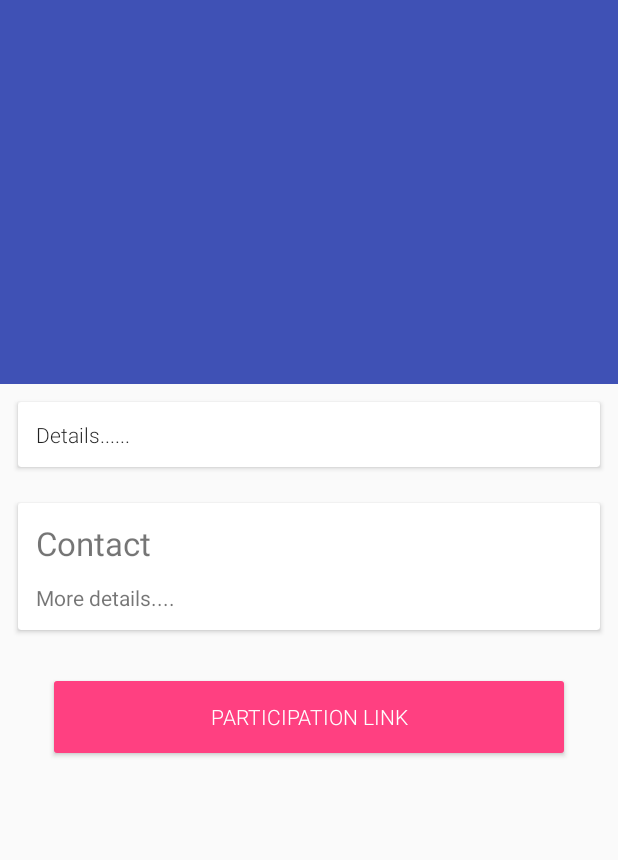
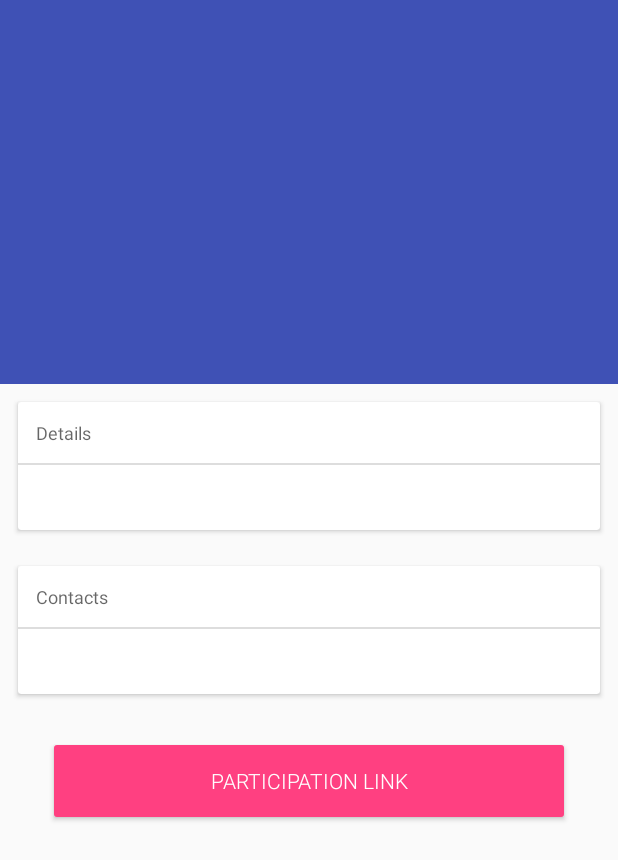
Before and after one commit to anandbibek/Advaitam-2016, an Android app: the layout activity_details.xml on its own in the app's theme, with its tools: preview values and no code run, on a phone screen of 412 x 824 dp. Shown: the top 860 px of the screen. Run offline under Robolectric (Android 15) with nearby library versions, the phone set to English and light mode, and no system bars; network calls fail.

Commit message:
Modularize layout xml

```diff
--- a/app/src/main/java/in/ac/nita/advaitam/Parser.java
+++ b/app/src/main/java/in/ac/nita/advaitam/Parser.java
@@ -30,7 +30,9 @@ public class Parser {
 
                 feedItems.add(item);
 
-            } catch (Exception ex){}
+            } catch (Exception ex){
+                ex.printStackTrace();
+            }
         }
         return feedItems;
     }
--- a/app/src/main/res/layout/activity_details.xml
+++ b/app/src/main/res/layout/activity_details.xml
@@ -53,88 +53,28 @@
                 android:layout_height="wrap_content"
                 android:orientation="vertical">
 
-            <android.support.v7.widget.CardView
-                android:layout_width="match_parent"
-                android:layout_height="wrap_content"
-                android:layout_margin="12dp">
+                <include layout="@layout/content_detail_desc"/>
 
-            <LinearLayout
-                android:layout_width="match_parent"
-                android:orientation="vertical"
-                android:layout_height="wrap_content">
-
-                <TextView
-                    android:id="@+id/details"
-                    android:layout_width="wrap_content"
-                    android:layout_height="wrap_content"
-                    android:text="Details......"
-                    android:lineSpacingMultiplier="1.15"
-                    android:textAppearance="@style/TextAppearance.AppCompat.Body1"
-                    android:fontFamily="sans-serif-light"
-                    android:autoLink="all"
-                    android:textColorLink="@color/colorAccent"
-                    android:layout_margin="12dp"/>
-
-                </LinearLayout>
-                </android.support.v7.widget.CardView>
-
-                <android.support.v7.widget.CardView
-                    android:layout_width="match_parent"
-                    android:layout_height="wrap_content"
-                    android:layout_margin="12dp">
-
-                    <LinearLayout
-                        android:layout_width="match_parent"
-                        android:orientation="vertical"
-                        android:layout_height="wrap_content">
-
-                <TextView
-                    android:layout_width="wrap_content"
-                    android:layout_height="wrap_content"
-                    android:text="Contact"
-                    android:layout_marginLeft="12dp"
-                    android:layout_marginTop="12dp"
-                    android:layout_marginRight="12dp"
-                    android:textSize="22dp" />
-
-                <TextView
-                    android:id="@+id/contact_details"
-                    android:layout_width="wrap_content"
-                    android:layout_height="wrap_content"
-                    android:text="More details...."
-                    android:layout_margin="12dp" />
-
-                    </LinearLayout>
-
-                </android.support.v7.widget.CardView>
+                <include layout="@layout/content_detail_contact"/>
 
                 <android.support.v7.widget.AppCompatButton
-                    android:id="@+id/link_button" style="?android:textAppearanceSmall"
-                    android:layout_width="match_parent" android:layout_height="60dp"
+                    android:id="@+id/link_button"
+                    android:layout_width="match_parent"
+                    android:layout_height="60dp"
                     android:layout_marginTop="16dp"
                     android:text="Participation link"
                     android:layout_marginLeft="32dp"
                     android:layout_marginRight="32dp"
+                    android:layout_marginBottom="32dp"
                     android:textColor="@android:color/white"
                     android:fontFamily="sans-serif-light"
-                    app:backgroundTint="@color/colorAccent"
-                    android:onClick="guestLogin"/>
+                    app:backgroundTint="@color/colorAccent"/>
 
 
             </LinearLayout>
 
         </android.support.v4.widget.NestedScrollView>
 
-        <!--<android.support.design.widget.FloatingActionButton
-            android:id="@+id/fabBtn"
-            android:layout_width="wrap_content"
-            android:layout_height="wrap_content"
-            android:layout_gravity="bottom|right"
-            android:layout_marginBottom="@dimen/fab_margin_bottom"
-            android:layout_marginRight="@dimen/fab_margin_right"
-            app:borderWidth="0dp"
-            app:fabSize="normal" />-->
-
     </android.support.design.widget.CoordinatorLayout>
 
 </android.support.v4.widget.DrawerLayout>
--- /dev/null
+++ b/app/src/main/res/layout/content_detail_contact.xml
@@ -0,0 +1,38 @@
+<?xml version="1.0" encoding="utf-8"?>
+<android.support.v7.widget.CardView xmlns:android="http://schemas.android.com/apk/res/android"
+    android:layout_width="match_parent"
+    android:layout_height="wrap_content"
+    android:layout_margin="@dimen/card_margin">
+
+    <LinearLayout
+        android:layout_width="match_parent"
+        android:layout_height="wrap_content"
+        android:orientation="vertical">
+
+    <TextView
+        android:layout_width="match_parent"
+        android:layout_height="wrap_content"
+        android:textAppearance="@style/TextAppearance.AppCompat.Caption"
+        android:padding="@dimen/card_margin"
+        android:text="Contacts"
+        />
+
+        <View
+            android:layout_width="match_parent"
+            android:layout_height="1dp"
+            android:background="#ddd"/>
+
+    <TextView
+        android:id="@+id/contact_details"
+        android:layout_width="wrap_content"
+        android:layout_height="wrap_content"
+        android:layout_margin="@dimen/card_margin"
+        android:lineSpacingMultiplier="1.15"
+        android:autoLink="all"
+        android:textColorLink="@color/colorAccent"
+        android:textAppearance="@style/TextAppearance.AppCompat.Body1"
+        />
+
+    </LinearLayout>
+
+</android.support.v7.widget.CardView>
--- /dev/null
+++ b/app/src/main/res/layout/content_detail_desc.xml
@@ -0,0 +1,38 @@
+<?xml version="1.0" encoding="utf-8"?>
+<android.support.v7.widget.CardView xmlns:android="http://schemas.android.com/apk/res/android"
+    android:layout_width="match_parent"
+    android:layout_height="wrap_content"
+    android:layout_margin="@dimen/card_margin">
+
+    <LinearLayout
+        android:layout_width="match_parent"
+        android:layout_height="wrap_content"
+        android:orientation="vertical">
+
+    <TextView
+        android:layout_width="match_parent"
+        android:layout_height="wrap_content"
+        android:textAppearance="@style/TextAppearance.AppCompat.Caption"
+        android:padding="@dimen/card_margin"
+        android:text="Details"
+        />
+
+        <View
+            android:layout_width="match_parent"
+            android:layout_height="1dp"
+            android:background="#ddd"/>
+
+    <TextView
+        android:id="@+id/details"
+        android:layout_width="wrap_content"
+        android:layout_height="wrap_content"
+        android:layout_margin="@dimen/card_margin"
+        android:lineSpacingMultiplier="1.15"
+        android:autoLink="all"
+        android:textColorLink="@color/colorAccent"
+        android:textAppearance="@style/TextAppearance.AppCompat.Body1"
+        />
+
+    </LinearLayout>
+
+</android.support.v7.widget.CardView>
--- a/app/src/main/res/values/dimens.xml
+++ b/app/src/main/res/values/dimens.xml
@@ -3,6 +3,7 @@
     <dimen name="activity_horizontal_margin">12dp</dimen>
     <dimen name="activity_vertical_margin">12dp</dimen>
     <dimen name="fab_margin">16dp</dimen>
+    <dimen name="card_margin">12dp</dimen>
 
     <dimen name="app_bar_height">256dp</dimen>
     <dimen name="nav_header_height">192dp</dimen>
```
